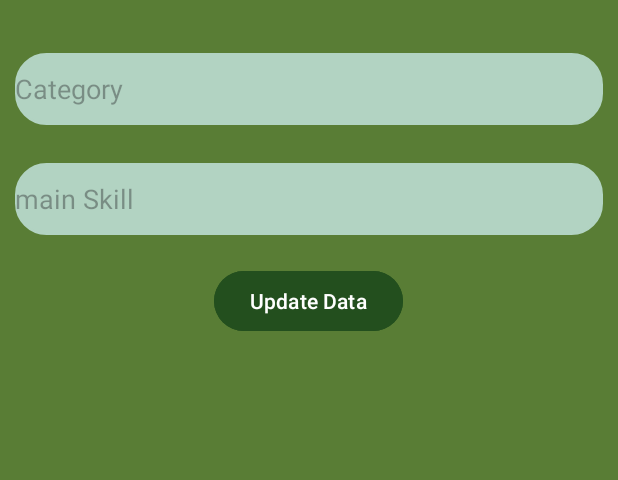
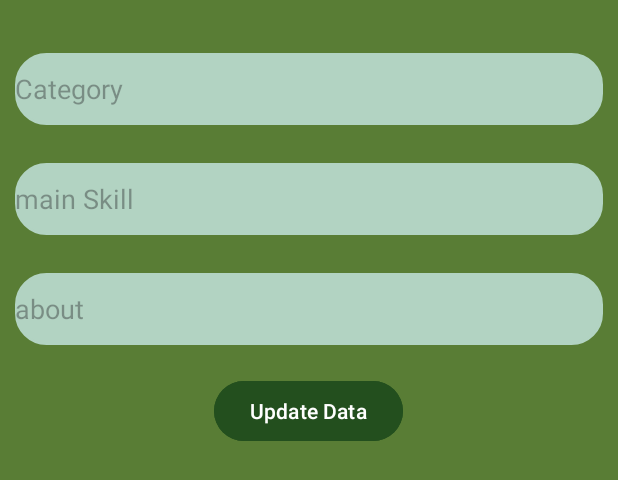
Before and after one commit to it21203794/MAD-group-3.2--LK-Economic-Solution, an Android app: the layout update_dialog.xml on its own in the app's theme, with its tools: preview values and no code run, on a phone screen of 412 x 824 dp. Shown: the top 480 px of the screen. Run offline under Robolectric (Android 15) with nearby library versions, the light colour scheme and no system bars.

Commit message:
comment update_dialog.xml

```diff
--- a/app/src/main/res/layout/update_dialog.xml
+++ b/app/src/main/res/layout/update_dialog.xml
@@ -28,14 +28,24 @@
         android:backgroundTint="#B2D3C2"
         android:ems="10"
         android:hint="main Skill" />
+    <EditText
+        android:id="@+id/etAbout12"
+        android:layout_width="match_parent"
+        android:layout_height="48dp"
+        android:layout_marginTop="25dp"
+
+        android:background="@drawable/edit_text_border"
+        android:backgroundTint="#B2D3C2"
+        android:ems="10"
+        android:hint="about" />
 
     <Button
         android:id="@+id/btnUpdateData"
         android:layout_width="wrap_content"
         android:layout_height="wrap_content"
         android:layout_gravity="center"
+        android:layout_marginTop="20dp"
         android:backgroundTint="#234F1E"
-        android:layout_marginTop="20dp"
         android:text="Update Data" />
 
 
```
